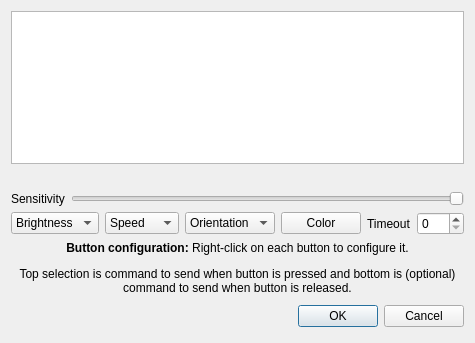
First picture: the form in controllersetup.ui, repository adecarolis/wfweb, before the edit.
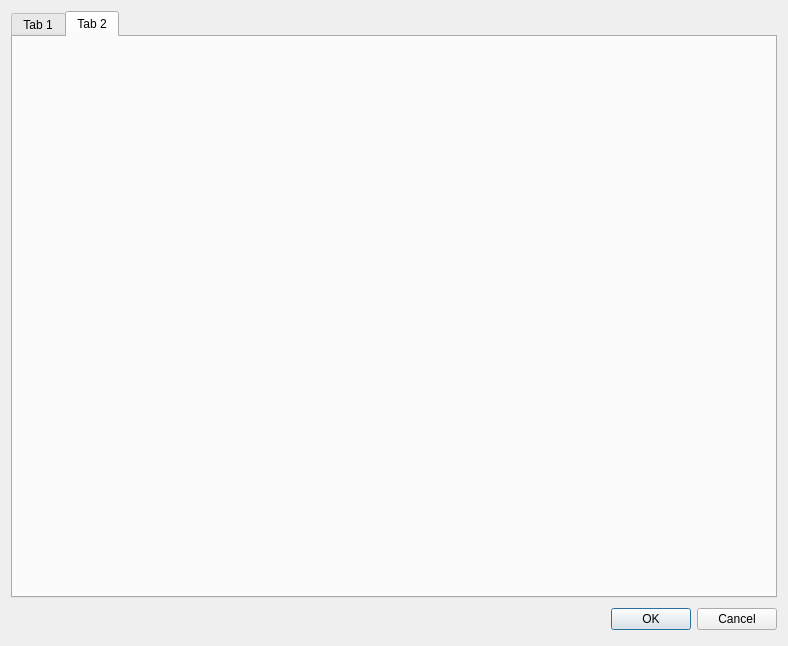
Second picture: the form after the edit.

```diff
--- a/controllersetup.ui
+++ b/controllersetup.ui
@@ -6,15 +6,15 @@
    <rect>
     <x>0</x>
     <y>0</y>
-    <width>442</width>
-    <height>343</height>
+    <width>788</width>
+    <height>646</height>
    </rect>
   </property>
   <property name="windowTitle">
    <string>Controller setup</string>
   </property>
   <layout class="QGridLayout" name="gridLayout">
-   <item row="7" column="0">
+   <item row="2" column="0">
     <layout class="QHBoxLayout">
      <property name="spacing">
       <number>6</number>
@@ -60,196 +60,25 @@
      </item>
     </layout>
    </item>
-   <item row="4" column="0">
-    <layout class="QHBoxLayout" name="horizontalLayout_3">
-     <item>
-      <widget class="QComboBox" name="qkBrightCombo">
-       <property name="enabled">
-        <bool>true</bool>
-       </property>
-       <item>
-        <property name="text">
-         <string>Brightness</string>
-        </property>
-       </item>
-       <item>
-        <property name="text">
-         <string>Off</string>
-        </property>
-       </item>
-       <item>
-        <property name="text">
-         <string>Low</string>
-        </property>
-       </item>
-       <item>
-        <property name="text">
-         <string>Medium</string>
-        </property>
-       </item>
-       <item>
-        <property name="text">
-         <string>High</string>
-        </property>
-       </item>
-      </widget>
-     </item>
-     <item>
-      <widget class="QComboBox" name="qkSpeedCombo">
-       <item>
-        <property name="text">
-         <string>Speed</string>
-        </property>
-       </item>
-       <item>
-        <property name="text">
-         <string>Fastest</string>
-        </property>
-       </item>
-       <item>
-        <property name="text">
-         <string>Faster</string>
-        </property>
-       </item>
-       <item>
-        <property name="text">
-         <string>Normal</string>
-        </property>
-       </item>
-       <item>
-        <property name="text">
-         <string>Slower</string>
-        </property>
-       </item>
-       <item>
-        <property name="text">
-         <string>Slowest</string>
-        </property>
-       </item>
-      </widget>
-     </item>
-     <item>
-      <widget class="QComboBox" name="qkOrientCombo">
-       <item>
-        <property name="text">
-         <string>Orientation</string>
-        </property>
-       </item>
-       <item>
-        <property name="text">
-         <string>Rotate 0</string>
-        </property>
-       </item>
-       <item>
-        <property name="text">
-         <string>Rotate 90</string>
-        </property>
-       </item>
-       <item>
-        <property name="text">
-         <string>Rotate 180</string>
-        </property>
-       </item>
-       <item>
-        <property name="text">
-         <string>Rotate 270</string>
-        </property>
-       </item>
-      </widget>
-     </item>
-     <item>
-      <widget class="QPushButton" name="qkColorButton">
-       <property name="text">
-        <string>Color</string>
-       </property>
-      </widget>
-     </item>
-     <item>
-      <widget class="QLabel" name="qkTimeoutLabel">
-       <property name="text">
-        <string>Timeout</string>
-       </property>
-      </widget>
-     </item>
-     <item>
-      <widget class="QSpinBox" name="qkTimeoutSpin">
-       <property name="maximum">
-        <number>255</number>
-       </property>
-      </widget>
-     </item>
-    </layout>
-   </item>
-   <item row="2" column="0">
-    <widget class="QLabel" name="label_3">
-     <property name="text">
-      <string/>
-     </property>
-    </widget>
-   </item>
-   <item row="3" column="0">
-    <layout class="QHBoxLayout" name="horizontalLayout_2">
-     <item>
-      <widget class="QLabel" name="label_2">
-       <property name="text">
-        <string>Sensitivity</string>
-       </property>
-      </widget>
-     </item>
-     <item>
-      <widget class="QSlider" name="sensitivitySlider">
-       <property name="minimum">
-        <number>1</number>
-       </property>
-       <property name="maximum">
-        <number>21</number>
-       </property>
-       <property name="orientation">
-        <enum>Qt::Horizontal</enum>
-       </property>
-       <property name="invertedAppearance">
-        <bool>true</bool>
-       </property>
-      </widget>
-     </item>
-    </layout>
-   </item>
-   <item row="5" column="0">
-    <layout class="QHBoxLayout" name="horizontalLayout">
-     <item>
-      <widget class="QLabel" name="label">
-       <property name="text">
-        <string>&lt;html&gt;&lt;head/&gt;&lt;body&gt;&lt;p align=&quot;center&quot;&gt;&lt;span style=&quot; font-weight:700;&quot;&gt;Button configuration: &lt;/span&gt;Right-click on each button to configure it.&lt;/p&gt;&lt;p align=&quot;center&quot;&gt;Top selection is command to send when button is pressed and bottom is (optional) command to send when button is released.&lt;/p&gt;&lt;/body&gt;&lt;/html&gt;</string>
-       </property>
-       <property name="alignment">
-        <set>Qt::AlignCenter</set>
-       </property>
-       <property name="wordWrap">
-        <bool>true</bool>
-       </property>
-      </widget>
-     </item>
-    </layout>
-   </item>
    <item row="0" column="0">
-    <layout class="QVBoxLayout" name="verticalLayout">
-     <item>
-      <widget class="QGraphicsView" name="graphicsView"/>
-     </item>
-    </layout>
-   </item>
-   <item row="1" column="0">
-    <spacer name="verticalSpacer">
-     <property name="orientation">
-      <enum>Qt::Vertical</enum>
+    <widget class="QTabWidget" name="tabWidget">
+     <property name="tabPosition">
+      <enum>QTabWidget::North</enum>
      </property>
-     <property name="sizeHint" stdset="0">
-      <size>
-       <width>20</width>
-       <height>40</height>
-      </size>
+     <property name="currentIndex">
+      <number>1</number>
      </property>
-    </spacer>
+     <widget class="QWidget" name="tab">
+      <attribute name="title">
+       <string>Tab 1</string>
+      </attribute>
+     </widget>
+     <widget class="QWidget" name="tab_2">
+      <attribute name="title">
+       <string>Tab 2</string>
+      </attribute>
+     </widget>
+    </widget>
    </item>
   </layout>
  </widget>
```
